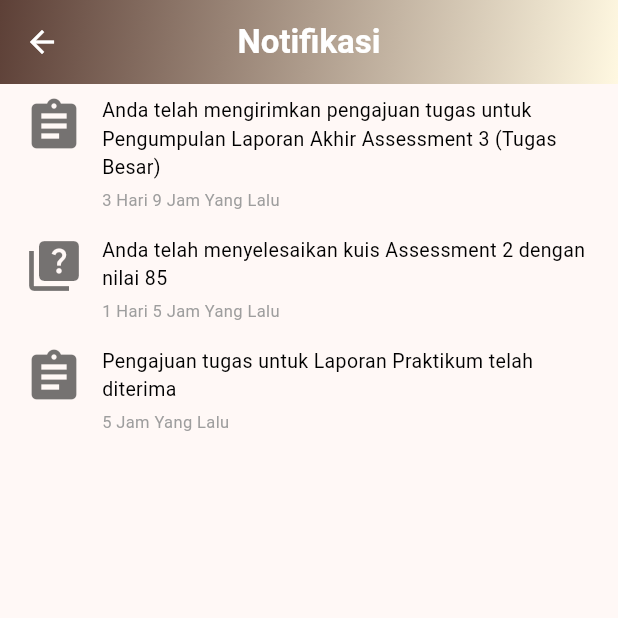
After one commit to devaarman/tugas-uas-deva, a Flutter app: the NotifikasiScreen screen opened directly, on a phone screen of 412 x 824 dp, the top half of it. The commit adds this screen. Run offline on Flutter 3.47's test engine with Material 3 defaults, Android fonts, the phone set to English and light mode, and no system bars; network calls fail.

Commit message:
penambahan halaman notifikasi

```diff
--- /dev/null
+++ b/lib/models/notification_model.dart
@@ -0,0 +1,13 @@
+import 'package:flutter/material.dart';
+
+class NotificationModel {
+  final IconData icon;
+  final String description;
+  final String time;
+
+  const NotificationModel({
+    required this.icon,
+    required this.description,
+    required this.time,
+  });
+}
--- a/lib/screens/home_screen.dart
+++ b/lib/screens/home_screen.dart
@@ -1,5 +1,6 @@
 import 'package:flutter/material.dart';
 import 'kelas_saya_screen.dart';
+import 'notifikasi_screen.dart';
 
 class HomeScreen extends StatefulWidget {
   const HomeScreen({super.key});
@@ -19,6 +20,11 @@ class _HomeScreenState extends State<HomeScreen> {
       Navigator.push(
         context,
         MaterialPageRoute(builder: (context) => const KelasSayaScreen()),
+      );
+    } else if (index == 2) {
+      Navigator.push(
+        context,
+        MaterialPageRoute(builder: (context) => const NotifikasiScreen()),
       );
     }
     // Handle other navigations if needed
--- /dev/null
+++ b/lib/screens/notifikasi_screen.dart
@@ -0,0 +1,96 @@
+import 'package:flutter/material.dart';
+import '../models/notification_model.dart';
+
+class NotifikasiScreen extends StatelessWidget {
+  const NotifikasiScreen({super.key});
+
+  @override
+  Widget build(BuildContext context) {
+    // Sample notification data
+    final List<NotificationModel> notifications = [
+      const NotificationModel(
+        icon: Icons.assignment,
+        description: 'Anda telah mengirimkan pengajuan tugas untuk Pengumpulan Laporan Akhir Assessment 3 (Tugas Besar)',
+        time: '3 Hari 9 Jam Yang Lalu',
+      ),
+      const NotificationModel(
+        icon: Icons.quiz,
+        description: 'Anda telah menyelesaikan kuis Assessment 2 dengan nilai 85',
+        time: '1 Hari 5 Jam Yang Lalu',
+      ),
+      const NotificationModel(
+        icon: Icons.assignment,
+        description: 'Pengajuan tugas untuk Laporan Praktikum telah diterima',
+        time: '5 Jam Yang Lalu',
+      ),
+    ];
+
+    return Scaffold(
+      appBar: AppBar(
+        flexibleSpace: Container(
+          decoration: const BoxDecoration(
+            gradient: LinearGradient(
+              colors: [Color(0xFF5D4037), Color(0xFFFFF8E1)], // Brown gradient
+              begin: Alignment.topLeft,
+              end: Alignment.bottomRight,
+            ),
+          ),
+        ),
+        leading: IconButton(
+          icon: const Icon(Icons.arrow_back, color: Colors.white),
+          onPressed: () => Navigator.of(context).pop(),
+        ),
+        title: const Text(
+          'Notifikasi',
+          style: TextStyle(
+            color: Colors.white,
+            fontWeight: FontWeight.bold,
+          ),
+        ),
+        centerTitle: true,
+      ),
+      body: ListView.builder(
+          itemCount: notifications.length,
+          itemBuilder: (context, index) {
+            final notification = notifications[index];
+            return Padding(
+              padding: const EdgeInsets.symmetric(horizontal: 16.0, vertical: 8.0),
+              child: Row(
+                crossAxisAlignment: CrossAxisAlignment.start,
+                children: [
+                  Icon(
+                    notification.icon,
+                    size: 40.0,
+                    color: Colors.black54,
+                  ),
+                  const SizedBox(width: 12.0),
+                  Expanded(
+                    child: Column(
+                      crossAxisAlignment: CrossAxisAlignment.start,
+                      children: [
+                        Text(
+                          notification.description,
+                          style: const TextStyle(
+                            fontSize: 13.0,
+                            color: Colors.black,
+                          ),
+                        ),
+                        const SizedBox(height: 4.0),
+                        Text(
+                          notification.time,
+                          style: const TextStyle(
+                            fontSize: 11.0,
+                            color: Colors.grey,
+                          ),
+                        ),
+                      ],
+                    ),
+                  ),
+                ],
+              ),
+            );
+          },
+      ),
+    );
+  }
+}
--- a/lib/screens/splash_screen.dart
+++ b/lib/screens/splash_screen.dart
@@ -27,7 +27,7 @@ class _SplashScreenState extends State<SplashScreen> {
         decoration: const BoxDecoration(
           gradient: LinearGradient(
             colors: [
-              Color(0xFF5D4037), // Dark brown
+              Color(0xFF5D4037), // RUBY
               Color(0xFF8D6E63), // Brown
               Color(0xFFFFF8E1), // Cream
             ],
```
